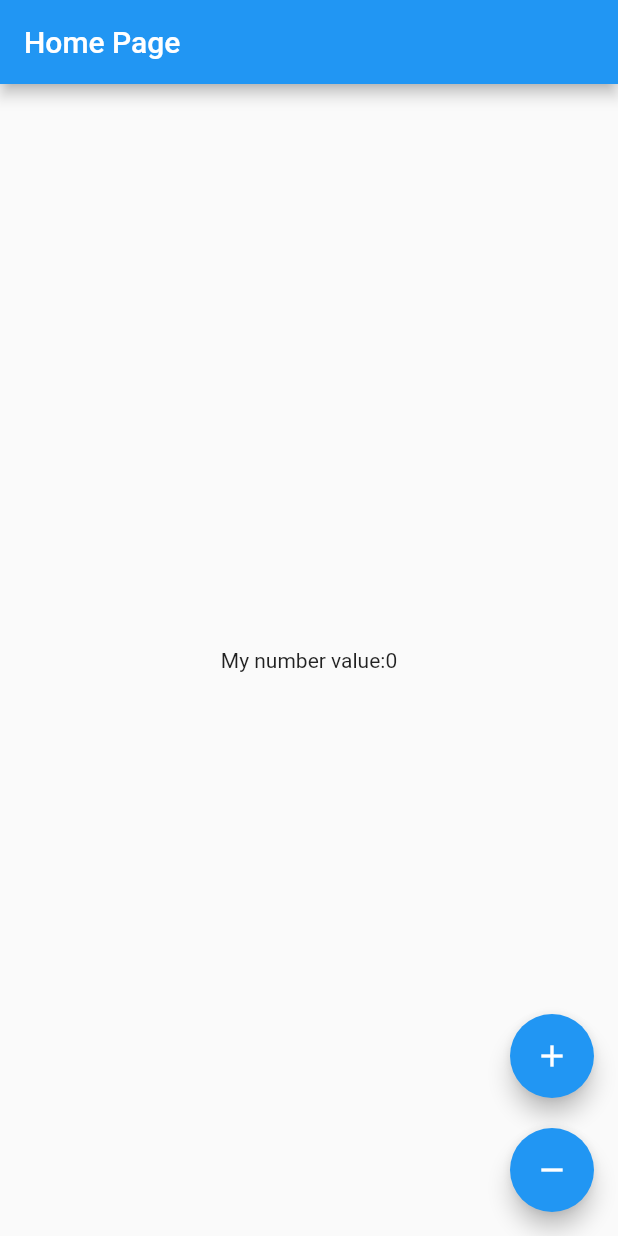
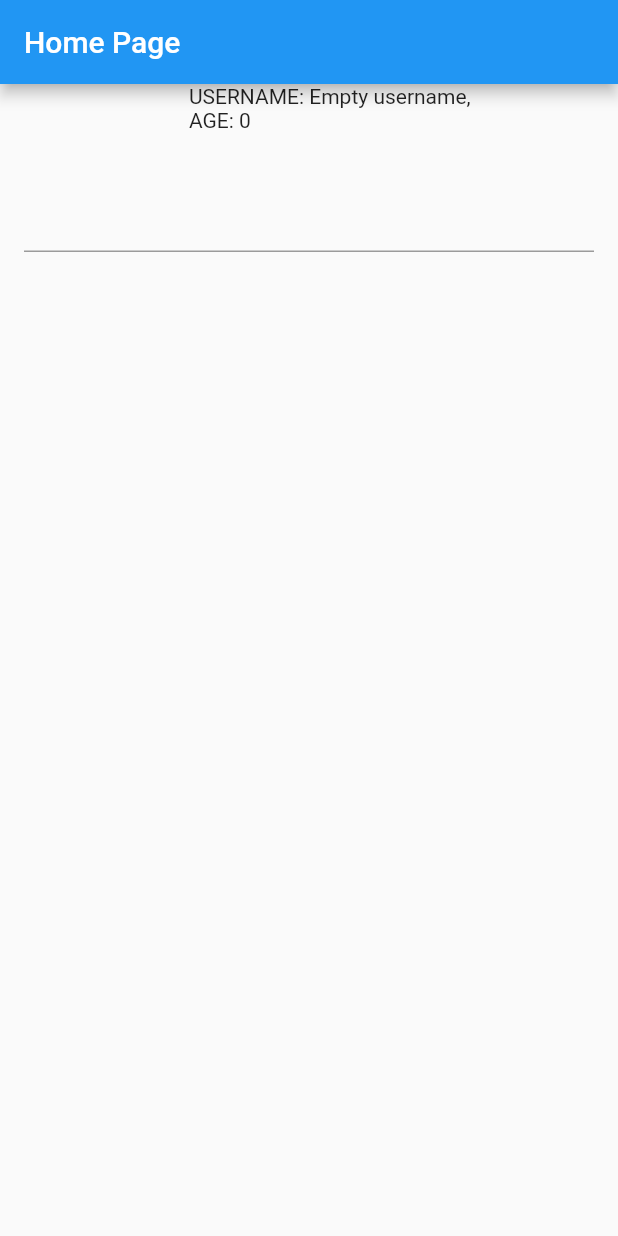
Before and after one commit to Abdusamad98/default_project, a Flutter app: the screen it shows after launch, on a phone screen of 412 x 824 dp. Run offline on Flutter 3.47's test engine with Material 2 defaults, Android fonts, the phone set to English and light mode, and no system bars; our stand-ins replace bloc, connectivity_plus, dio, equatable, flutter_bloc, flutter_linkify and 4 more; project files that could hold a hidden picture were left out.

Commit message:
add: new changes

```diff
--- /dev/null
+++ b/lib/cubits/validator/validator_cubit.dart
@@ -0,0 +1,15 @@
+import 'package:bloc/bloc.dart';
+import 'package:default_project/data/repositories/test_repository.dart';
+import 'package:meta/meta.dart';
+
+part 'validator_state.dart';
+
+class ValidatorCubit extends Cubit<ValidatorState> {
+  ValidatorCubit({required this.testRepository}) : super(ValidatorInitial());
+
+  final TestRepository testRepository;
+
+  void validateMyPhoneInput(String text) {
+    emit(ValidatePhoneInput(validatedText: text));
+  }
+}
--- /dev/null
+++ b/lib/cubits/validator/validator_state.dart
@@ -0,0 +1,12 @@
+part of 'validator_cubit.dart';
+
+@immutable
+abstract class ValidatorState {}
+
+class ValidatorInitial extends ValidatorState {}
+
+class ValidatePhoneInput extends ValidatorState {
+  ValidatePhoneInput({required this.validatedText});
+
+  final String validatedText;
+}
--- a/lib/main.dart
+++ b/lib/main.dart
@@ -1,6 +1,8 @@
 import 'package:connectivity_plus/connectivity_plus.dart';
 import 'package:default_project/cubits/counter/counter_cubit.dart';
+import 'package:default_project/cubits/validator/validator_cubit.dart';
 import 'package:default_project/data/local/storage.dart';
+import 'package:default_project/data/repositories/test_repository.dart';
 import 'package:default_project/ui/no_internet/no_internet_page.dart';
 import 'package:default_project/ui/router.dart';
 import 'package:default_project/utils/constants.dart';
@@ -23,9 +25,20 @@ class App extends StatelessWidget {
 
   @override
   Widget build(BuildContext context) {
-    return MultiBlocProvider(providers: [
-      BlocProvider(create: (BuildContext context) => CounterCubit())
-    ], child: MyApp());
+    return MultiRepositoryProvider(
+      providers: [
+        RepositoryProvider<TestRepository>(create: (_) => TestRepository()),
+      ],
+      child: MultiBlocProvider(
+        providers: [
+          BlocProvider(create: (_) => CounterCubit()),
+          BlocProvider(
+              create: (_) => ValidatorCubit(
+                  testRepository: _.read<TestRepository>())),
+        ],
+        child: MyApp()
+      ),
+    );
   }
 }
 
--- a/lib/ui/home/home_page.dart
+++ b/lib/ui/home/home_page.dart
@@ -1,4 +1,4 @@
-import 'package:default_project/cubits/counter/counter_cubit.dart';
+import 'package:default_project/cubits/validator/validator_cubit.dart';
 import 'package:flutter/material.dart';
 import 'package:flutter_bloc/flutter_bloc.dart';
 
@@ -16,29 +16,56 @@ class _HomePageState extends State<HomePage> {
       appBar: AppBar(
         title: const Text("Home Page"),
       ),
-      body: BlocBuilder<CounterCubit, int>(
-        builder: (context, state) {
-          return Center(
-            child: Text("My number value:$state"),
-          );
-        },
-      ),
-      floatingActionButton: Column(
-        mainAxisAlignment: MainAxisAlignment.end,
+      body: Column(
         children: [
-          FloatingActionButton(
-            heroTag: "btn1",
-            onPressed: () => context.read<CounterCubit>().increment(),
-            child: const Icon(Icons.add),
+          BlocBuilder<ValidatorCubit, ValidatorState>(
+            builder: (context, state) {
+              if (state is ValidatePhoneInput) {
+                return Center(
+                  child: Text("My number value:${state.validatedText}"),
+                );
+              }
+              return const SizedBox();
+            },
           ),
-          const SizedBox(height: 20),
-          FloatingActionButton(
-            heroTag: "btn2",
-            onPressed: () => context.read<CounterCubit>().decrement(),
-            child: const Icon(Icons.remove),
+          BlocSelector<ValidatorCubit, ValidatorState, User>(
+            selector: (state) {
+              if (state is ValidatePhoneInput) {
+                return User(
+                    userName: "Abdulloh", age: int.parse(state.validatedText));
+              } else {
+                return User(userName: "Empty username", age: 0);
+              }
+            },
+            builder: (context, newState) {
+              return Text(newState.toString());
+            },
           ),
+          Padding(
+            padding: const EdgeInsets.all(16),
+            child: TextField(
+              onChanged: (value) {
+                context.read<ValidatorCubit>().validateMyPhoneInput(value);
+              },
+            ),
+          )
         ],
       ),
     );
   }
 }
+
+class User {
+  User({required this.age, required this.userName});
+
+  final String userName;
+  final int age;
+
+  @override
+  String toString() {
+    return '''
+        USERNAME: $userName,
+        AGE: $age
+    ''';
+  }
+}
--- a/pubspec.yaml
+++ b/pubspec.yaml
@@ -39,6 +39,7 @@ dependencies:
   json_serializable: ^6.3.1
   flutter_linkify: ^5.0.2
   intl: ^0.17.0
+  equatable: ^2.0.5
 
 
 
```
Also changed, not shown: lib/cubits/my_equatable/my_equatable_cubit.dart (added, +8 -0 lines), lib/cubits/my_equatable/my_equatable_state.dart (added, +16 -0 lines), lib/cubits/test_bloc/test_bloc.dart (added, +24 -0 lines), lib/cubits/test_bloc/test_event.dart (added, +11 -0 lines), lib/cubits/test_bloc/test_state.dart (added, +14 -0 lines), pubspec.lock.
